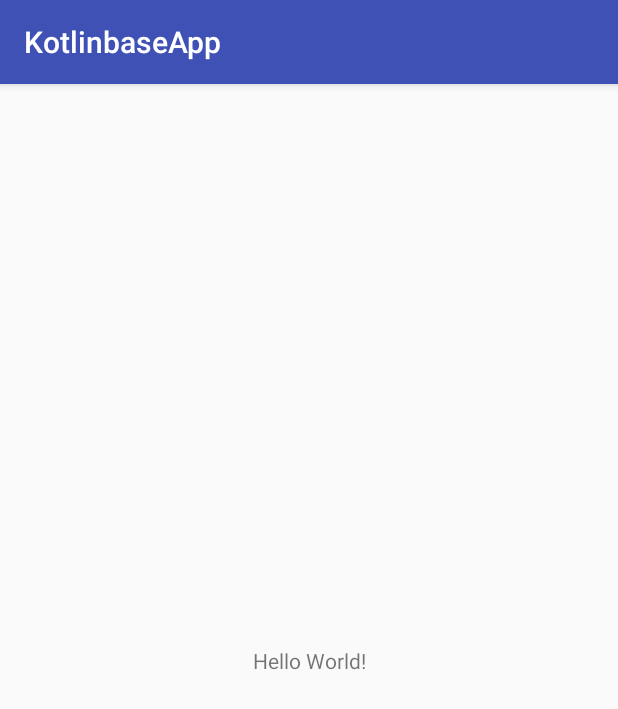
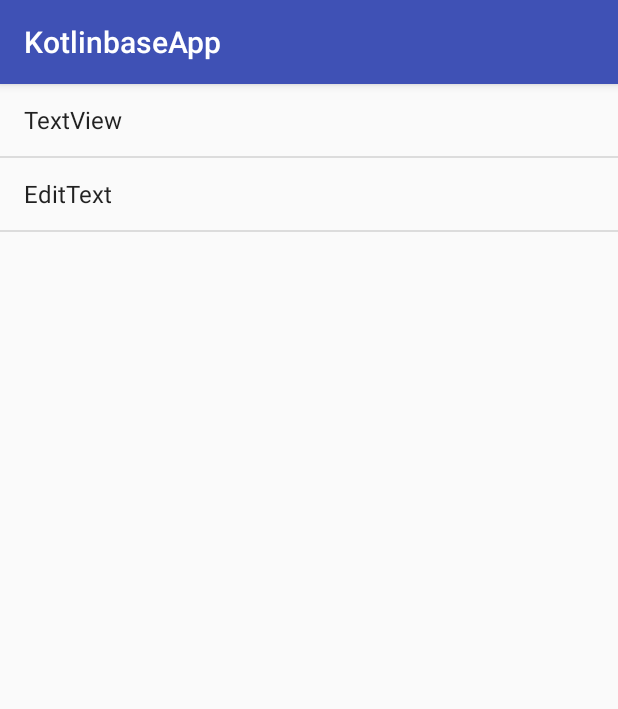
Before and after one commit to vigneshwaran9494/kotlin_android, an Android app: the screen it shows after launch (MainActivity), on a phone screen of 412 x 824 dp. Shown: the top 709 px of the screen. Run offline under Robolectric (Android 15) with nearby library versions, the phone set to English and light mode, and no system bars; our stand-ins replace Dagger/Hilt's generated code.

Commit message:
Added list fragment

```diff
--- a/app/src/main/java/obs/com/kotlinbaseapp/views/activities/MainActivity.kt
+++ b/app/src/main/java/obs/com/kotlinbaseapp/views/activities/MainActivity.kt
@@ -1,33 +1,61 @@
 package obs.com.kotlinbaseapp.views.activities
 
 import android.os.Bundle
+import android.support.v4.app.Fragment
+import android.support.v4.app.FragmentManager
+import android.support.v4.app.FragmentTransaction
 import android.support.v7.app.AppCompatActivity
-import android.util.Log
+import android.widget.AdapterView
+import android.widget.ArrayAdapter
+import android.widget.ListView
 import obs.com.kotlinbaseapp.BaseApp
 import obs.com.kotlinbaseapp.R
-import obs.com.kotlinbaseapp.api.ApiService
-import obs.com.kotlinbaseapp.interfaces.ServiceListener
-import obs.com.kotlinbaseapp.models.JsonResponse
-import obs.com.kotlinbaseapp.utills.RequestCallback
-import javax.inject.Inject
+import obs.com.kotlinbaseapp.views.fragments.TextViewFragment
 
-class MainActivity : AppCompatActivity(), ServiceListener {
 
-    @Inject lateinit var apiService: ApiService
+class MainActivity : AppCompatActivity() {
+
 
     override fun onCreate(savedInstanceState: Bundle?) {
         super.onCreate(savedInstanceState)
         setContentView(R.layout.activity_main)
+        //Inject app component
         BaseApp.app.inject(this);
-
-        apiService.getNotesDetail().enqueue(RequestCallback(this))
+        //init views
+        initViews()
     }
 
-    override fun onSuccess(jsonResp: JsonResponse, data: String) {
-        Log.d("", "")
+    fun initViews() {
+
+        val componentList = findViewById(R.id.lv_item_list) as ListView
+        //can access view without define variable
+
+        //define list view
+        val adapter = ArrayAdapter(this, android.R.layout.simple_list_item_1, resources.getStringArray(R.array.components))
+        componentList.adapter = adapter;
+
+        //set list item clicklistener
+        componentList.onItemClickListener = AdapterView.OnItemClickListener { parent, view, position, id ->
+            //when is replaced for switch case
+            when (position) {
+                0 -> {
+                    addFragment(TextViewFragment(), R.id.fragment_container)
+                }
+            }
+        }
     }
 
-    override fun onFailure(jsonResp: JsonResponse, data: String) {
-        Log.d("", "")
+    inline fun FragmentManager.inTransaction(func: FragmentTransaction.() -> FragmentTransaction) {
+        beginTransaction().func().commit()
     }
+
+    fun AppCompatActivity.addFragment(fragment: Fragment, frameId: Int) {
+        supportFragmentManager.inTransaction { add(frameId, fragment) }
+    }
+
+    fun AppCompatActivity.replaceFragment(fragment: Fragment, frameId: Int) {
+        supportFragmentManager.inTransaction { replace(frameId, fragment) }
+    }
+
+
 }
--- a/app/src/main/res/layout/activity_main.xml
+++ b/app/src/main/res/layout/activity_main.xml
@@ -1,5 +1,5 @@
 <?xml version="1.0" encoding="utf-8"?>
-<android.support.constraint.ConstraintLayout
+<RelativeLayout
     xmlns:android="http://schemas.android.com/apk/res/android"
     xmlns:app="http://schemas.android.com/apk/res-auto"
     xmlns:tools="http://schemas.android.com/tools"
@@ -7,13 +7,14 @@
     android:layout_height="match_parent"
     tools:context="obs.com.kotlinbaseapp.views.activities.MainActivity">
 
-    <TextView
-        android:layout_width="wrap_content"
-        android:layout_height="wrap_content"
-        android:text="Hello World!"
-        app:layout_constraintBottom_toBottomOf="parent"
-        app:layout_constraintLeft_toLeftOf="parent"
-        app:layout_constraintRight_toRightOf="parent"
-        app:layout_constraintTop_toTopOf="parent"/>
+    <ListView
+        android:id="@+id/lv_item_list"
+        android:layout_width="match_parent"
+        android:layout_height="match_parent"/>
 
-</android.support.constraint.ConstraintLayout>
+    <FrameLayout
+        android:id="@+id/fragment_container"
+        android:layout_width="match_parent"
+        android:layout_height="match_parent"/>
+
+</RelativeLayout>
--- a/app/src/main/res/values/strings.xml
+++ b/app/src/main/res/values/strings.xml
@@ -1,4 +1,11 @@
 <resources>
     <string name="app_name">KotlinbaseApp</string>
     <string name="network_failure">Network Failure</string>
+
+    <!--Component Items-->
+    <string-array name="components">
+        <item>TextView</item>
+        <item>EditText</item>
+    </string-array>
+
 </resources>
--- a/build.gradle
+++ b/build.gradle
@@ -2,7 +2,7 @@
 
 buildscript {
 
-    ext.kotlin_version = '1.2.10'
+    ext.kotlin_version = '1.2.21'
 
     repositories {
         google()
@@ -21,6 +21,7 @@ allprojects {
     repositories {
         google()
         jcenter()
+        mavenCentral()
     }
 }
 
```
Also changed, not shown: app/build.gradle (+6 -3 lines), app/src/main/java/obs/com/kotlinbaseapp/views/fragments/TextViewFragment.kt (added, +24 -0 lines), app/src/main/res/layout/fragment_textview.xml (added, +12 -0 lines).
